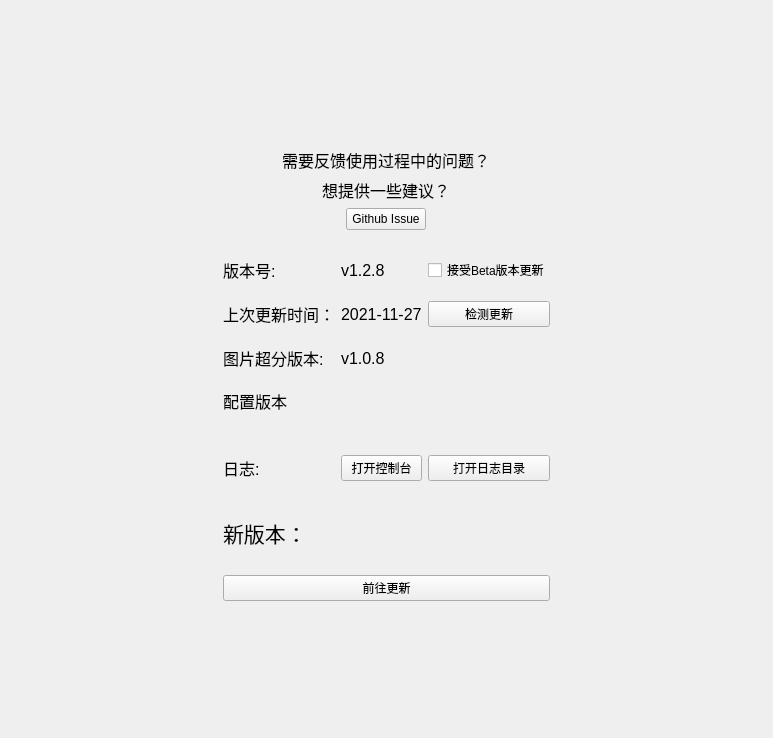
This is ui/ui_help.ui in tonquer/JMComic-qt as Qt 5 draws it before an edit. The edited form follows.
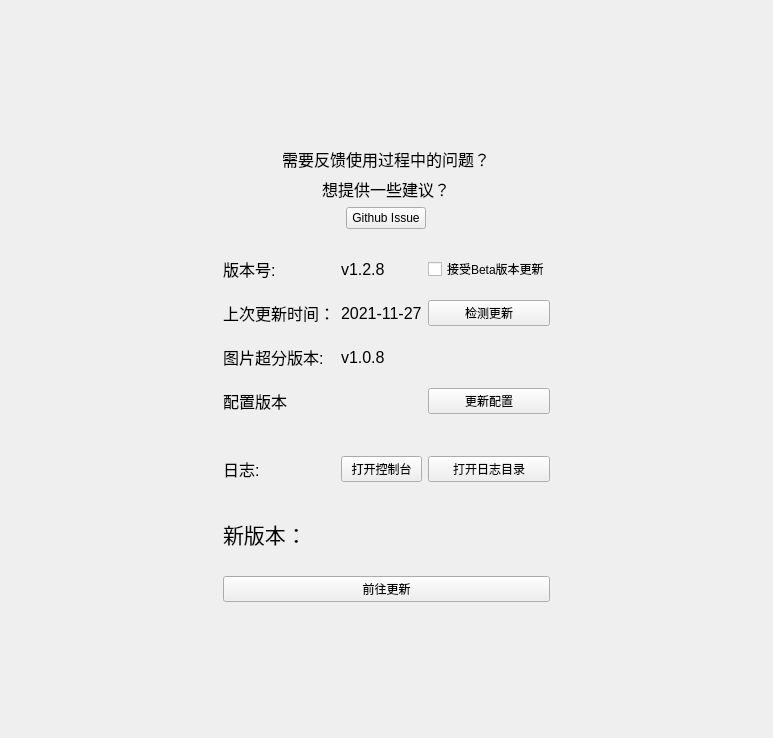
This is the edited form. Icons and pictures are not drawn. Custom widgets are drawn as their Qt base class.

```diff
--- a/ui/ui_help.ui
+++ b/ui/ui_help.ui
@@ -274,6 +274,13 @@
                  </property>
                 </widget>
                </item>
+               <item row="3" column="2">
+                <widget class="QPushButton" name="configButton">
+                 <property name="text">
+                  <string>更新配置</string>
+                 </property>
+                </widget>
+               </item>
               </layout>
              </widget>
             </item>
```
